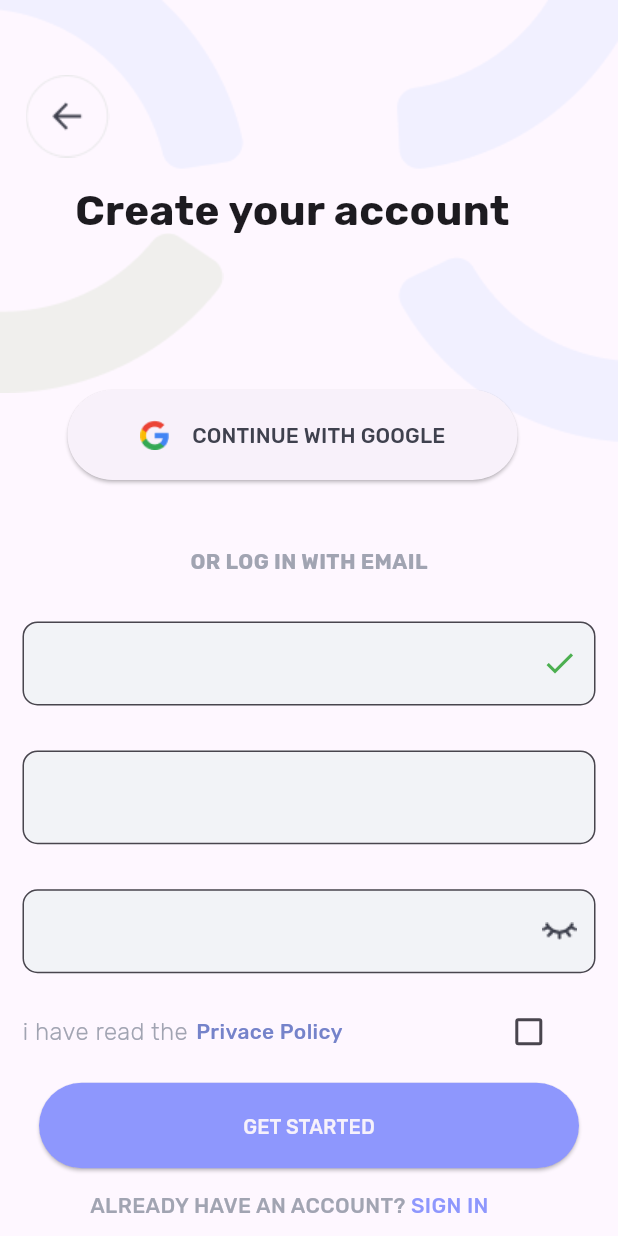
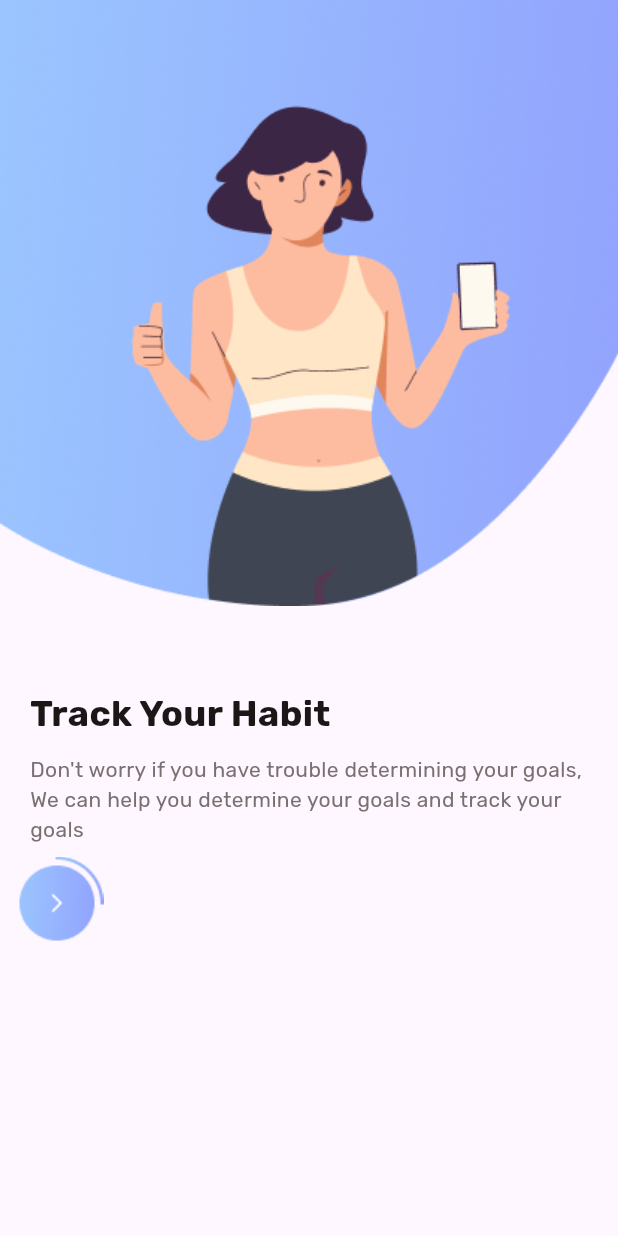
Before and after one commit to mertaksoyy/GoodPlace, a Flutter app: the SignUpPage screen opened by its route, after a tap on "GET STARTED", on a phone screen of 412 x 824 dp. Run offline on Flutter 3.47's test engine with Material 3 defaults, Android fonts, the phone set to English and light mode, and no system bars; our stand-ins replace firebase_core, google_fonts; accounts and stored records are empty.

Commit message:
Add Onboarding Page
Add Onboarding Page and deleted unnecessary image

```diff
--- a/goodplace/lib/constants/routes.dart
+++ b/goodplace/lib/constants/routes.dart
@@ -1,3 +1,4 @@
 const signInViewRoute = '/sign-in';
 const signUpViewRoute = '/sign-up';
 const verifyEmailViewRoute = 'verify-email';
+const onBoardViewRoute = '/onboard';
--- a/goodplace/lib/main.dart
+++ b/goodplace/lib/main.dart
@@ -1,5 +1,6 @@
 import 'package:flutter/material.dart';
 import 'package:goodplace/constants/routes.dart';
+import 'package:goodplace/views/onboarding_view.dart';
 import 'package:goodplace/views/sign_in_view.dart';
 import 'package:goodplace/views/sign_up.dart';
 import 'package:goodplace/views/welcome_page.dart';
@@ -25,6 +26,7 @@
         '/': (context) => const WelcomePage(),
         signInViewRoute: (context) => const SignInView(),
         signUpViewRoute: (context) => const SignUpPage(),
+        onBoardViewRoute: (context) => OnBoardPage(),
       },
     );
   }
--- /dev/null
+++ b/goodplace/lib/models/onboarding/onboarding_items.dart
@@ -0,0 +1,26 @@
+import 'package:goodplace/models/onboarding/onboarding_model.dart';
+
+class OnboardingItems {
+  List<OnboardingInfo> items = [
+    OnboardingInfo(
+        image: 'assets/images/onboarding1.png',
+        title: "Track Your Habit",
+        description:
+            "Don't worry if you have trouble determining your goals, We can help you determine your goals and track your goals"),
+    OnboardingInfo(
+        image: 'assets/images/onboarding2.png',
+        title: "Get Burn",
+        description:
+            "Let’s keep burning, to achive yours goals, it hurts only temporarily, if you give up now you will be in pain forever"),
+    OnboardingInfo(
+        image: 'assets/images/onboarding3.png',
+        title: "Eat Well",
+        description:
+            "Let's start a healthy lifestyle with us, we can determine your diet every day. healthy eating is fun"),
+    OnboardingInfo(
+        image: 'assets/images/onboarding4.png',
+        title: "Morning yoga",
+        description:
+            "Let's start a healthy lifestyle with us, we can determine your diet every day. healthy eating is fun"),
+  ];
+}
--- /dev/null
+++ b/goodplace/lib/models/onboarding/onboarding_model.dart
@@ -0,0 +1,8 @@
+class OnboardingInfo {
+  final String image;
+  final String title;
+  final String description;
+
+  OnboardingInfo(
+      {required this.image, required this.title, required this.description});
+}
--- /dev/null
+++ b/goodplace/lib/views/onboarding_view.dart
@@ -0,0 +1,149 @@
+import 'package:flutter/material.dart';
+import 'package:goodplace/models/onboarding/onboarding_items.dart';
+import 'package:google_fonts/google_fonts.dart';
+
+class OnBoardPage extends StatefulWidget {
+  const OnBoardPage({super.key});
+
+  @override
+  State<OnBoardPage> createState() => _OnBoardPageState();
+}
+
+class _OnBoardPageState extends State<OnBoardPage> {
+  final controller = OnboardingItems();
+  final pageController = PageController();
+
+  @override
+  Widget build(BuildContext context) {
+    return Scaffold(
+      body: Container(
+        width: double.infinity,
+        child: PageView.builder(
+          itemCount: controller.items.length,
+          controller: pageController,
+          itemBuilder: (context, index) {
+            return Column(
+              crossAxisAlignment: CrossAxisAlignment.start,
+              children: [
+                Image.asset(controller.items[index].image),
+                const SizedBox(
+                  height: 55,
+                ),
+                Padding(
+                  padding: const EdgeInsets.symmetric(horizontal: 20),
+                  child: Text(
+                    controller.items[index].title,
+                    style: GoogleFonts.rubik(
+                        fontSize: 24,
+                        fontWeight: FontWeight.bold,
+                        color: const Color(0xff1D1617)),
+                  ),
+                ),
+                const SizedBox(
+                  height: 10,
+                ),
+                Padding(
+                  padding: const EdgeInsets.symmetric(horizontal: 20),
+                  child: Text(
+                    controller.items[index].description,
+                    style: GoogleFonts.rubik(
+                        fontSize: 14,
+                        fontWeight: FontWeight.normal,
+                        color: const Color(0xff7B6F72)),
+                  ),
+                ),
+                Padding(
+                  padding: const EdgeInsets.all(8.0),
+                  child: Image.asset('assets/images/onboardbttn.png'),
+                ),
+              ],
+            );
+          },
+        ),
+      ),
+
+      /*floatingActionButton: Container(
+        decoration: const BoxDecoration(
+          shape: BoxShape.circle,
+          gradient: LinearGradient(
+            colors: [
+              Color(0xff9DCEFF),
+              Color(0xff92A3FD)
+            ], // Renk geçişi: 9DCEFF -> 92A3FD
+            begin: Alignment.centerLeft,
+            end: Alignment.centerRight,
+          ),
+        ),
+        child: Material(
+          shape:
+              RoundedRectangleBorder(borderRadius: BorderRadius.circular(30)),
+          color: Colors.transparent,
+          child: InkWell(
+            onTap: () {
+              print("denemelaaaa");
+            },
+            child: Padding(
+              padding: EdgeInsets.all(16.0),
+              child: Icon(
+                Icons.arrow_forward,
+                color: Colors.white,
+              ),
+            ),
+          ),
+        ),
+      ),*/
+      //floatingActionButtonLocation: FloatingActionButtonLocation.endFloat,
+    );
+  }
+}
+
+
+
+
+
+
+
+
+
+
+
+
+
+
+
+
+
+
+
+
+
+/*import 'package:flutter/material.dart';
+
+class OnBoardPage extends StatefulWidget {
+  const OnBoardPage({super.key});
+
+  @override
+  State<OnBoardPage> createState() => _OnBoardPageState();
+}
+
+class _OnBoardPageState extends State<OnBoardPage> {
+  @override
+  Widget build(BuildContext context) {
+    return Scaffold(
+      body: Column(
+        children: [
+          Image.asset('assets/images/onboarding2.png'),
+          Text(
+            "Track Your Habit",
+            textAlign: TextAlign.left,
+          ),
+          const Text(
+            "Don't worry if you have trouble determining your goals, We can help you determine your goals and track your goals",
+            textAlign: TextAlign.center,
+          )
+        ],
+      ),
+    );
+  }
+}
+*/
--- a/goodplace/lib/views/sign_up.dart
+++ b/goodplace/lib/views/sign_up.dart
@@ -1,6 +1,7 @@
 import 'package:flutter/material.dart';
 import 'package:flutter/services.dart';
 import 'package:goodplace/constants/routes.dart';
+import 'package:goodplace/views/onboarding_view.dart';
 import 'package:goodplace/views/sign_in_view.dart';
 import 'package:goodplace/views/welcome_page.dart';
 import 'package:google_fonts/google_fonts.dart';
@@ -246,7 +247,7 @@ class _SignUpPageState extends State<SignUpPage> {
               height: 57,
               child: ElevatedButton(
                 onPressed: () {
-                  print("Get started");
+                  Navigator.pushNamed(context, onBoardViewRoute);
                 },
                 style: ElevatedButton.styleFrom(
                     backgroundColor: Color(0xff8E97FD),
```
Also changed, not shown: goodplace/assets/images/bigcircle.png (deleted), goodplace/assets/images/littlecircle.png (deleted), goodplace/assets/images/littlecloud.png (deleted), goodplace/assets/images/onboardbttn.png (added), goodplace/assets/images/onboarding1.png (added), goodplace/assets/images/onboarding2.png (added), goodplace/assets/images/onboarding3.png (added), goodplace/assets/images/onboarding4.png (added), goodplace/assets/images/welcome.png (deleted).
